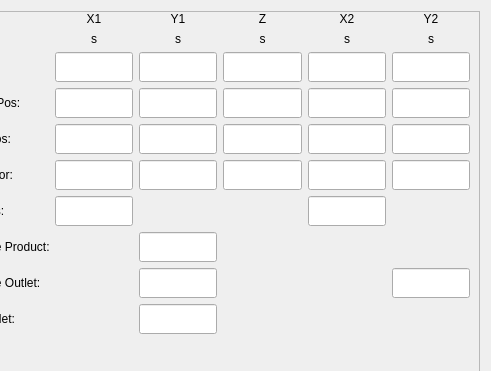
First picture: the form in hcinstruction/icsimpleautoeditor.ui, repository dongdong-2009/3-5AxisRobot, before the edit; both pictures show x 92 to 583 and y 0 to 371 of the 583 by 493 pixel window.
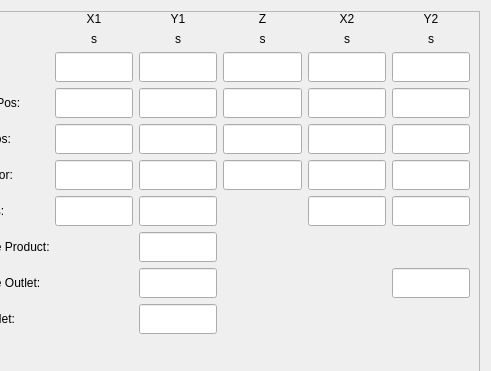
Second picture: the form after the edit. Custom widgets are drawn as their Qt base class.

Diff of the .ui file:
```diff
--- a/hcinstruction/icsimpleautoeditor.ui
+++ b/hcinstruction/icsimpleautoeditor.ui
@@ -772,6 +772,38 @@
            </property>
           </widget>
          </item>
+         <item row="6" column="2">
+          <widget class="ICLineEditWithVirtualNumericKeypad" name="afterGetPosY1D">
+           <property name="minimumSize">
+            <size>
+             <width>0</width>
+             <height>30</height>
+            </size>
+           </property>
+           <property name="maximumSize">
+            <size>
+             <width>16777215</width>
+             <height>30</height>
+            </size>
+           </property>
+          </widget>
+         </item>
+         <item row="6" column="5">
+          <widget class="ICLineEditWithVirtualNumericKeypad" name="afterGetPosY2D">
+           <property name="minimumSize">
+            <size>
+             <width>0</width>
+             <height>30</height>
+            </size>
+           </property>
+           <property name="maximumSize">
+            <size>
+             <width>16777215</width>
+             <height>30</height>
+            </size>
+           </property>
+          </widget>
+         </item>
         </layout>
        </item>
        <item>
```
